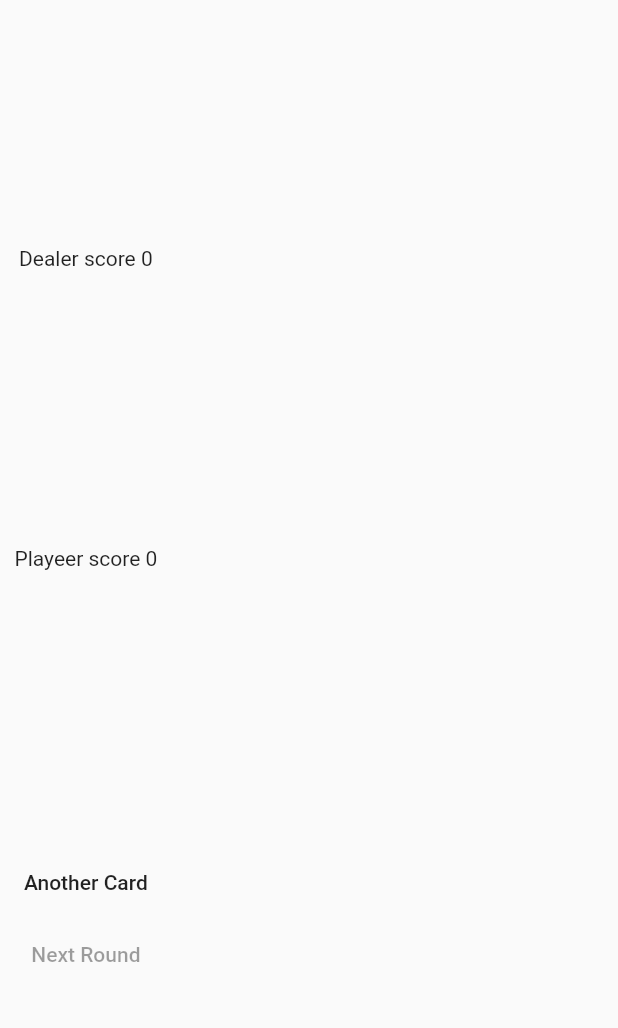
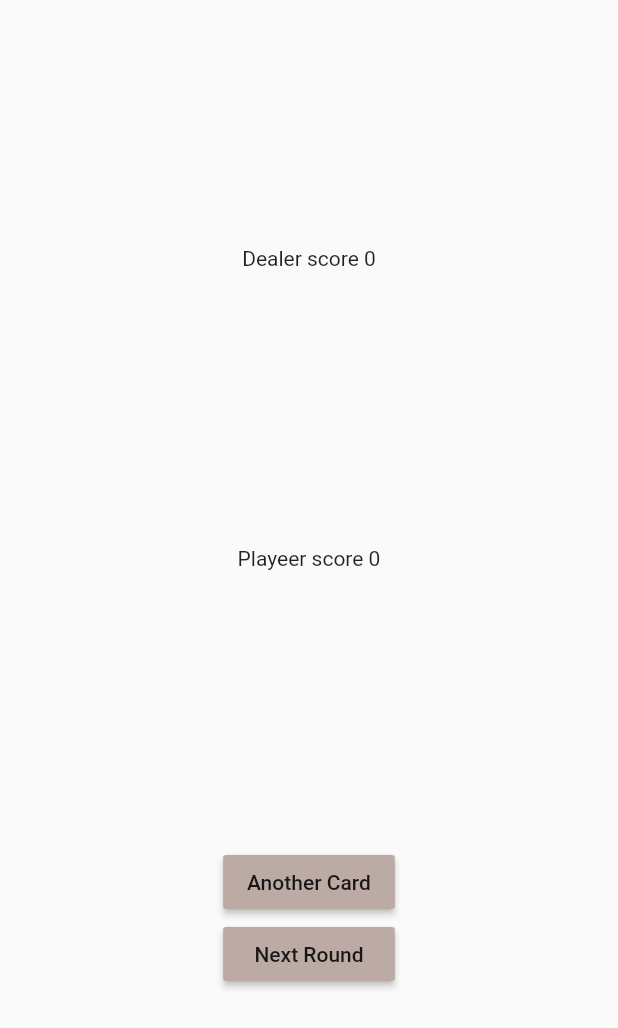
Before and after one commit to Alex-esc1/Blackjack_light, a Flutter app: the screen it shows after launch, after a tap on "Start", on a phone screen of 412 x 824 dp. Shown: the top 1028 px of the screen. Run offline on Flutter 3.47's test engine with Material 2 defaults, Android fonts, the phone set to English and light mode, and no system bars; missing offline and left inert: dart:ffi.

Commit message:
add color for buttons and center orientation

```diff
--- a/blackjack_light/lib/screens/blackjack_screen.dart
+++ b/blackjack_light/lib/screens/blackjack_screen.dart
@@ -99,6 +99,7 @@ class _BlackJackScreenState extends State<BlackJackScreen> {
     return Scaffold(
         body: isGameStarted == true
             ? SafeArea(
+                child: Center(
                   child: Column(
                       mainAxisAlignment: MainAxisAlignment.spaceEvenly,
                       children: [
@@ -117,19 +118,26 @@ class _BlackJackScreenState extends State<BlackJackScreen> {
                           ],
                         ),
                         // 2 button
-                      Column(
+                        IntrinsicWidth(
+                          child: Column(
+                            mainAxisSize: MainAxisSize.min,
+                            crossAxisAlignment: CrossAxisAlignment.stretch,
                             children: [
                               MaterialButton(
                                 child: Text("Another Card"),
+                                color: Colors.brown[200],
                                 onPressed: addCard,
                               ),
                               MaterialButton(
                                 child: Text("Next Round"),
-                            onPressed: null,
+                                color: Colors.brown[200],
+                                onPressed: addCard,
                               ),
                             ],
                           ),
+                        ),
                       ]),
+                ),
               )
             : Center(
                 child: MaterialButton(
```
Lines whose indentation alone changed are shown as unchanged.
